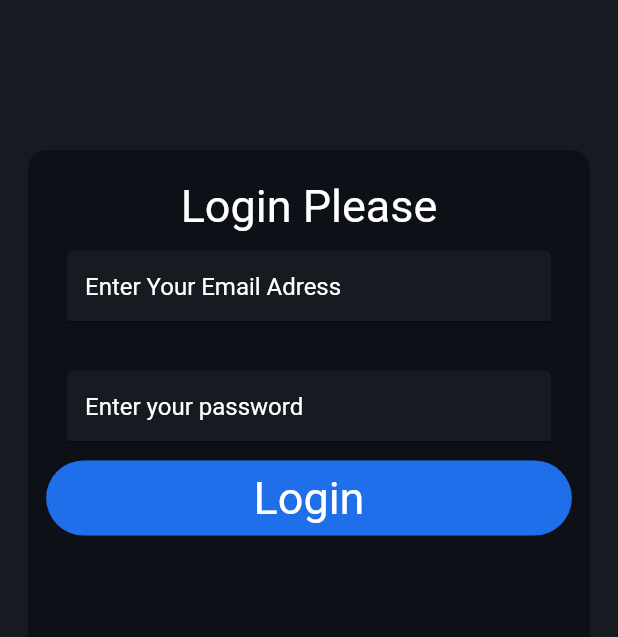
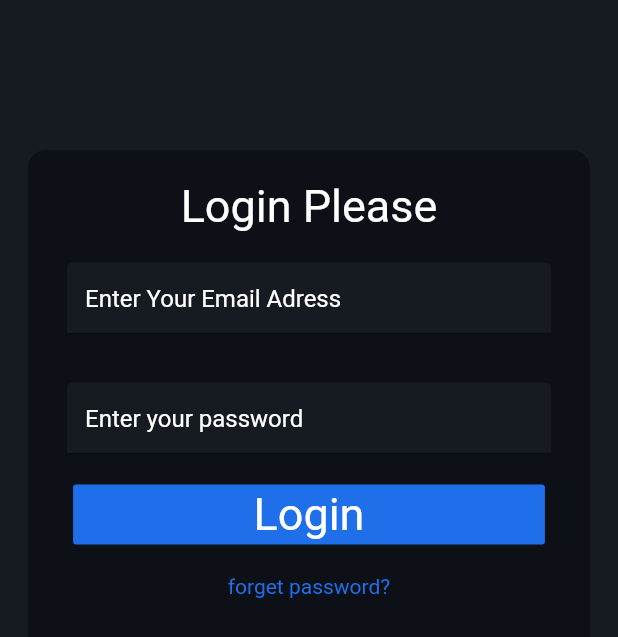
Before and after one commit to mrnpro/admin-pannel, a Flutter app: the screen it shows after launch, on a phone screen of 412 x 824 dp. Shown: the top 637 px of the screen. Run offline on Flutter 3.47's test engine with Material 2 defaults, Android fonts, the phone set to English and light mode, and no system bars.

Commit message:
i have changed the radius of the button i think this is cool and forget password link has been added too

```diff
--- a/lib/Constants.dart
+++ b/lib/Constants.dart
@@ -7,6 +7,10 @@ const kappbartxt = Text(
   "Welcome Admin",
   style: textheading1,
 );
+const kforgetpass = Text("forget password?",
+    style: TextStyle(
+      color: kthirdcolor,
+    ));
 const kurlogo = Text(
   "Your logo here",
   style: textheading2,
--- a/lib/Screens/Login/componenet/btn.dart
+++ b/lib/Screens/Login/componenet/btn.dart
@@ -7,10 +7,11 @@ class btn extends StatelessWidget {
   @override
   Widget build(BuildContext context) {
     return Container(
-      height: 50,
+      margin: EdgeInsets.symmetric(horizontal: 18),
+      height: 40,
       width: MediaQuery.of(context).size.width,
       decoration: BoxDecoration(
-          color: kthirdcolor, borderRadius: BorderRadius.circular(30)),
+          color: kthirdcolor, borderRadius: BorderRadius.circular(2)),
       child: Center(
           child: Text(
         "Login",
--- a/lib/Screens/Login/login.dart
+++ b/lib/Screens/Login/login.dart
@@ -34,6 +34,9 @@ class login extends StatelessWidget {
                     child: Column(
                       children: [
                         Text("Login Please", style: textheading1),
+                        SizedBox(
+                          height: 8,
+                        ),
                         Container(
                           padding: EdgeInsets.symmetric(
                               horizontal: 14, vertical: 12),
@@ -95,6 +98,9 @@ class login extends StatelessWidget {
                             },
                           ),
                         ),
+                        SizedBox(
+                          height: 8,
+                        ),
                         InkWell(
                           onTap: () async => {
                             if (_theresult.currentState!.validate())
@@ -102,6 +108,14 @@ class login extends StatelessWidget {
                           },
                           child: btn(),
                         ),
+                        SizedBox(
+                          height: 20,
+                        ),
+                        InkWell(
+                            onTap: () {
+                              //do smthing
+                            },
+                            child: kforgetpass)
                       ],
                     )),
               )
```
